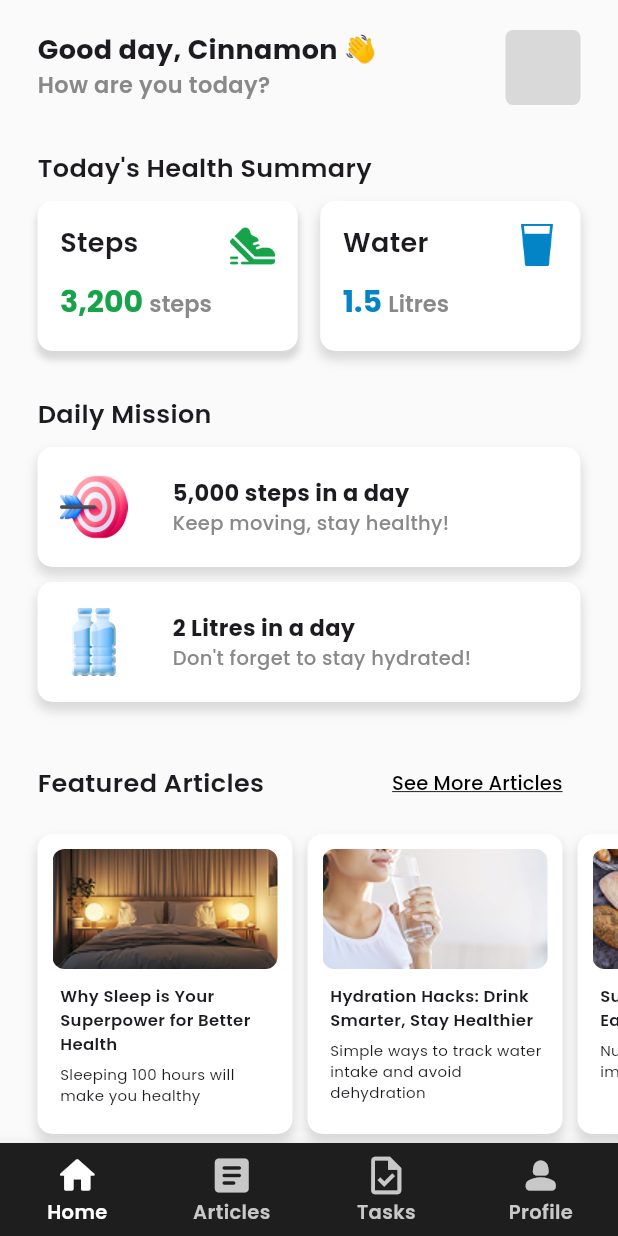
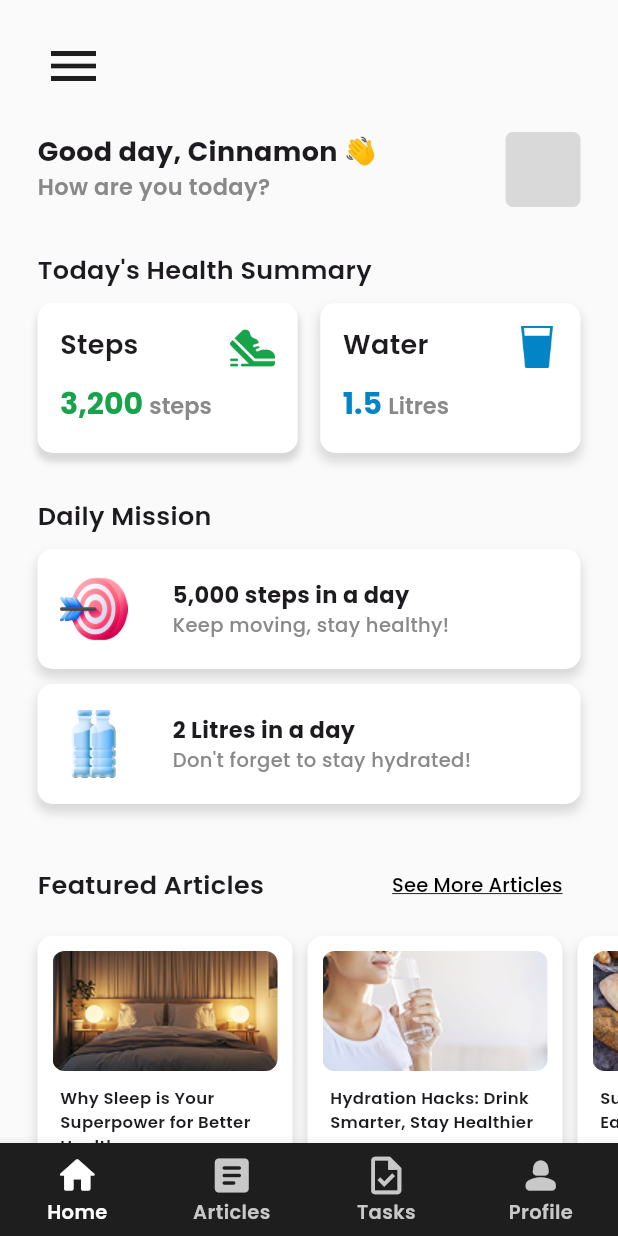
Before and after one commit to jesslyn-caroline/health-mobile-app, a Flutter app: the screen it shows after launch, on a phone screen of 412 x 824 dp. Run offline on Flutter 3.47's test engine with Material 3 defaults, Android fonts, the phone set to English and light mode, and no system bars; our stand-ins replace google_fonts.

Commit message:
add IconButton to open drawer

```diff
--- a/lib/screens/home.dart
+++ b/lib/screens/home.dart
@@ -20,6 +20,19 @@ class Home extends StatelessWidget {
                 child: Column(
                   crossAxisAlignment: CrossAxisAlignment.start,
                   children: [
+                    IconButton(
+                      icon: Icon(Icons.menu, color: Color(0xFF1E1E1E), size: 40,),
+                      style: IconButton.styleFrom(
+                        padding: EdgeInsets.all(0),
+                        hoverColor: Colors.transparent,
+                        focusColor: Colors.transparent,
+                        highlightColor: Colors.transparent
+                      ),
+                      onPressed: () {
+                        Scaffold.of(context).openDrawer();
+                      }
+                    ),
+                    SizedBox(height: 20),
                     Row(
                       mainAxisAlignment: MainAxisAlignment.spaceBetween,
                       crossAxisAlignment: CrossAxisAlignment.start,
```
